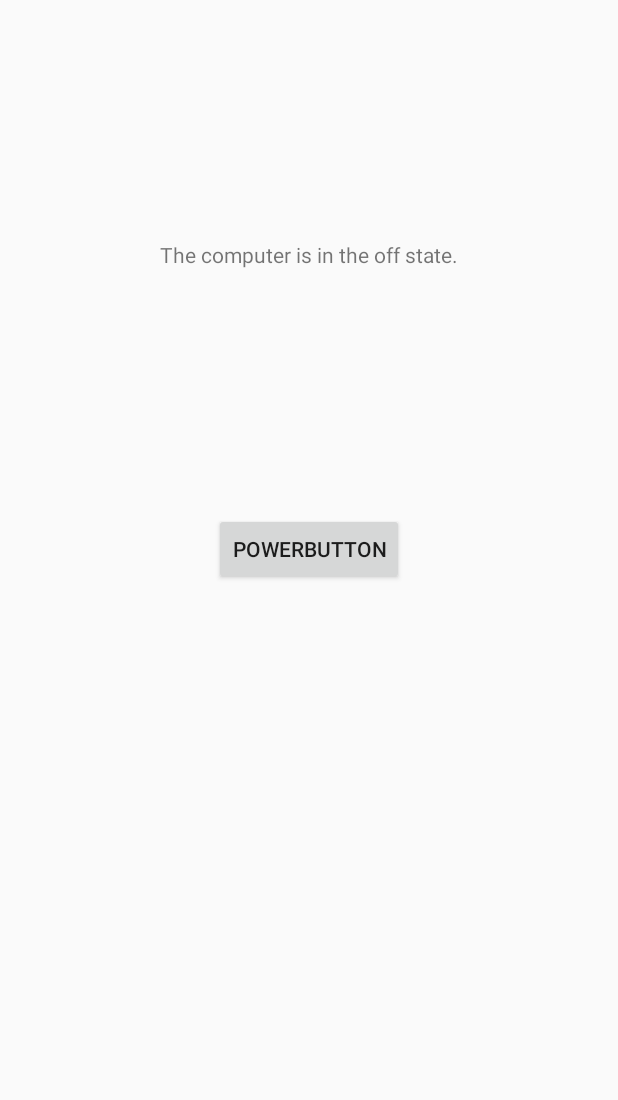
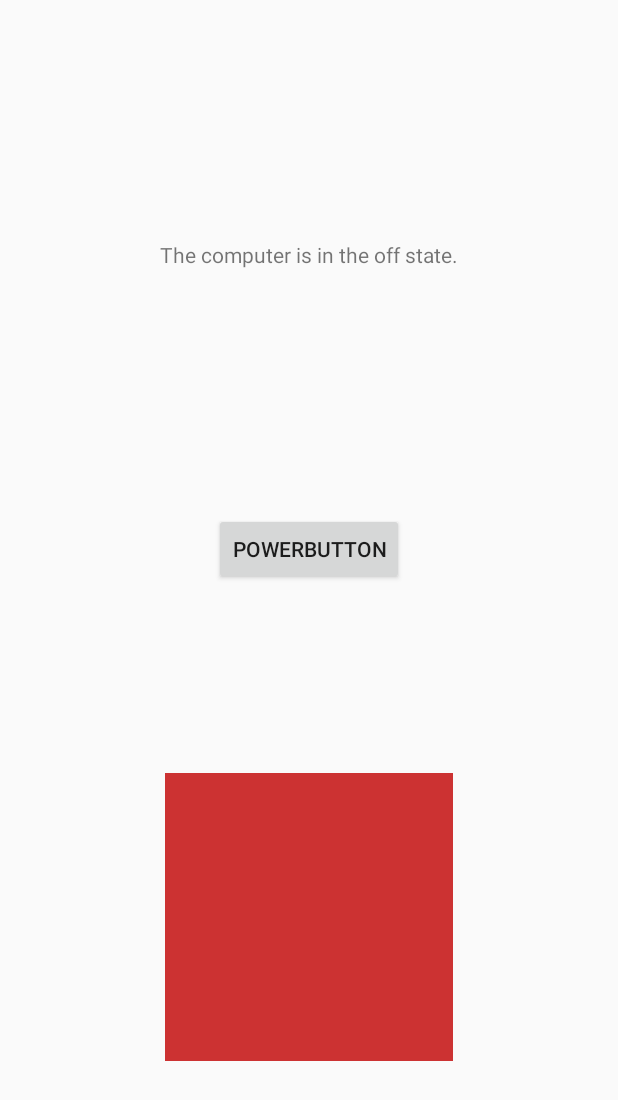
Before and after one commit to brianazick/senior_project, an Android app: the screen it shows after launch (MainActivity), on a phone screen of 412 x 824 dp. Shown: the top 1100 px of the screen. Run offline under Robolectric (Android 15) with nearby library versions, the phone set to English and light mode, and no system bars; libraries missing offline, so code that uses them is left out: com.loopj.android, cz.msebera.android; 1 statement that could not run was skipped.

Commit message:
implement square of color to represent computer power status

```diff
--- a/app/src/main/java/com/example/myfirstapp/MainActivity.java
+++ b/app/src/main/java/com/example/myfirstapp/MainActivity.java
@@ -4,6 +4,7 @@ import android.os.Bundle;
 import android.support.v7.app.AppCompatActivity;
 import android.util.Log;
 import android.view.View;
+import android.widget.ImageView;
 import android.widget.TextView;
 
 import com.loopj.android.http.JsonHttpResponseHandler;
@@ -19,6 +20,12 @@ import cz.msebera.android.httpclient.client.ResponseHandler;
 public class MainActivity extends AppCompatActivity {
     private boolean power_state;
     private String power_string;
+    private int power_color;
+
+    private final static String power_on_string = "The computer is in the on state.";
+    private final static String power_off_string = "The computer is in the off state.";
+    private final static int power_off_color = R.color.red;
+    private final static int power_on_color = R.color.green;
 
     @Override
     protected void onCreate(Bundle savedInstanceState) {
@@ -29,7 +36,9 @@ public class MainActivity extends AppCompatActivity {
         //power_state = false;
 
         updatePowerString();
+        updatePowerColor();
         updateMainTextDisplay();
+        updatePowerImage();
     }
 
     // Called when the user taps the send button
@@ -38,15 +47,30 @@ public class MainActivity extends AppCompatActivity {
         sendParticleSignal();
         getParticlePowerStatus();
         updatePowerString();
+        updatePowerColor();
         updateMainTextDisplay();
+        updatePowerImage();
     }
 
     private void updatePowerString(){
         if(power_state) {
-            power_string = "The computer is in the on state.";
+            power_string = power_on_string;
         } else {
-            power_string = "The computer is in the off state.";
+            power_string = power_off_string;
         }
+    }
+
+    private void updatePowerColor(){
+        if(power_state) {
+            power_color = power_on_color;
+        } else {
+            power_color = power_off_color;
+        }
+    }
+
+    private void updatePowerImage(){
+        ImageView imageView = findViewById(R.id.imageView);
+        imageView.setImageResource(power_color);
     }
 
     private void updateMainTextDisplay(){
--- a/app/src/main/res/layout/activity_main.xml
+++ b/app/src/main/res/layout/activity_main.xml
@@ -17,7 +17,7 @@
         android:layout_marginRight="117dp"
         android:layout_marginBottom="296dp"
         android:onClick="sendMessage"
-        android:text="PowerButton"
+        android:text="@string/powerbutton"
         app:layout_constraintBottom_toBottomOf="parent"
         app:layout_constraintEnd_toEndOf="parent"
         app:layout_constraintStart_toStartOf="parent"
@@ -28,9 +28,25 @@
         android:layout_width="wrap_content"
         android:layout_height="wrap_content"
         android:layout_marginTop="160dp"
-        android:text="TextView"
+        android:text="@string/textview"
         app:layout_constraintEnd_toEndOf="parent"
         app:layout_constraintStart_toStartOf="parent"
         app:layout_constraintTop_toTopOf="parent" />
 
+    <ImageView
+        android:id="@+id/imageView"
+        android:layout_width="@android:dimen/thumbnail_width"
+        android:layout_height="@android:dimen/thumbnail_height"
+        android:layout_marginStart="109dp"
+        android:layout_marginLeft="109dp"
+        android:layout_marginTop="102dp"
+        android:layout_marginEnd="110dp"
+        android:layout_marginRight="110dp"
+        android:layout_marginBottom="94dp"
+        app:layout_constraintBottom_toBottomOf="parent"
+        app:layout_constraintEnd_toEndOf="parent"
+        app:layout_constraintStart_toStartOf="parent"
+        app:layout_constraintTop_toBottomOf="@+id/button"
+        app:srcCompat="@color/red" />
+
 </android.support.constraint.ConstraintLayout>
--- a/app/src/main/res/values/strings.xml
+++ b/app/src/main/res/values/strings.xml
@@ -1,3 +1,5 @@
 <resources>
     <string name="app_name">My First App</string>
+    <string name="powerbutton">PowerButton</string>
+    <string name="textview">TextView</string>
 </resources>
```
Also changed, not shown: 10 other files.
